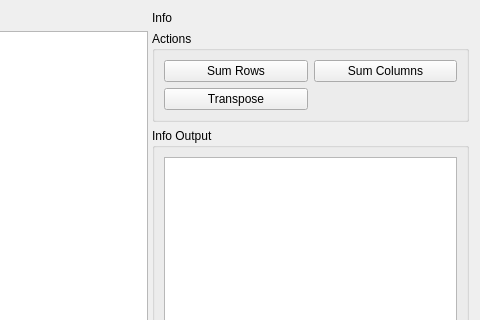
Above: ui/FileViewerWidget.ui from danielhsu021202/PythonCBAS before the change; both pictures show x 475 to 955 and y 0 to 320 of the 955 by 699 pixel window. Below: the same form after it.
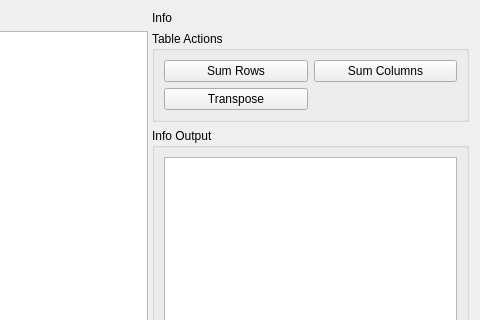
That is the form after the change. Icons and pictures are not drawn.

Diff of the .ui file:
```diff
--- a/ui/FileViewerWidget.ui
+++ b/ui/FileViewerWidget.ui
@@ -191,7 +191,7 @@
        <item>
         <widget class="QGroupBox" name="actionsBox">
          <property name="title">
-          <string>Actions</string>
+          <string>Table Actions</string>
          </property>
          <layout class="QGridLayout" name="gridLayout_4">
           <item row="0" column="0">
```
Left out of the diff: 27 changed lines with no effect on the pictures.
